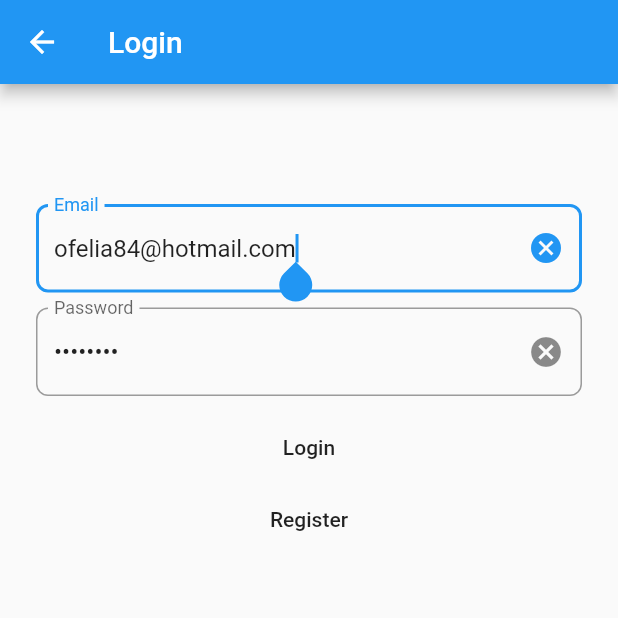
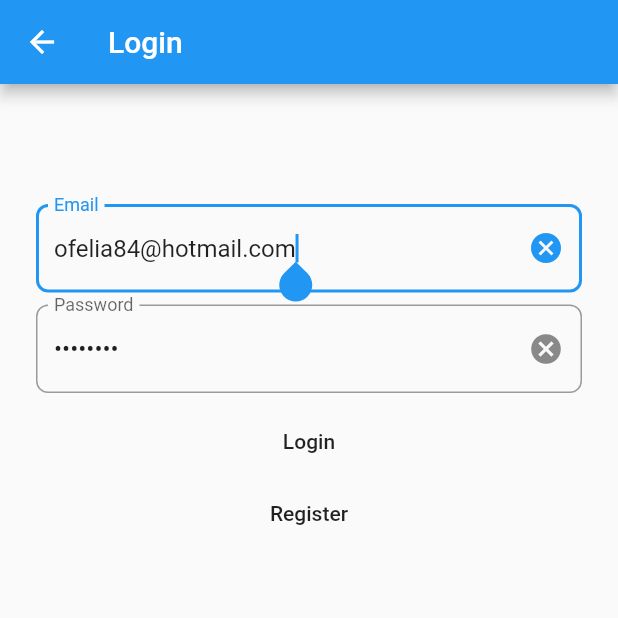
Before and after one commit to flyerhq/flutter_firebase_chat_core, a Flutter app: the LoginPage screen opened directly, on a phone screen of 412 x 824 dp, the top half of it. Run offline on Flutter 3.47's test engine with Material 2 defaults, Android fonts, the phone set to English and light mode, and no system bars; our stand-ins replace cloud_firestore, firebase_auth, firebase_core, flutter_chat_types, flutter_chat_ui; accounts and stored records are empty.

Commit message:
Margin fix

```diff
--- a/example/lib/login.dart
+++ b/example/lib/login.dart
@@ -90,8 +90,9 @@ class _LoginPageState extends State<LoginPage> {
                 textCapitalization: TextCapitalization.none,
                 textInputAction: TextInputAction.next,
               ),
-              SizedBox(height: 10),
-              TextField(
+              Container(
+                margin: EdgeInsets.symmetric(vertical: 8),
+                child: TextField(
                   autocorrect: false,
                   autofillHints: _loggingIn ? null : [AutofillHints.password],
                   controller: _passwordController..text = _password,
@@ -116,7 +117,7 @@ class _LoginPageState extends State<LoginPage> {
                   textCapitalization: TextCapitalization.none,
                   textInputAction: TextInputAction.done,
                 ),
-              SizedBox(height: 10),
+              ),
               FlatButton(
                 onPressed: _handleLogin,
                 child: const Text('Login'),
```
Lines whose indentation alone changed are shown as unchanged.
